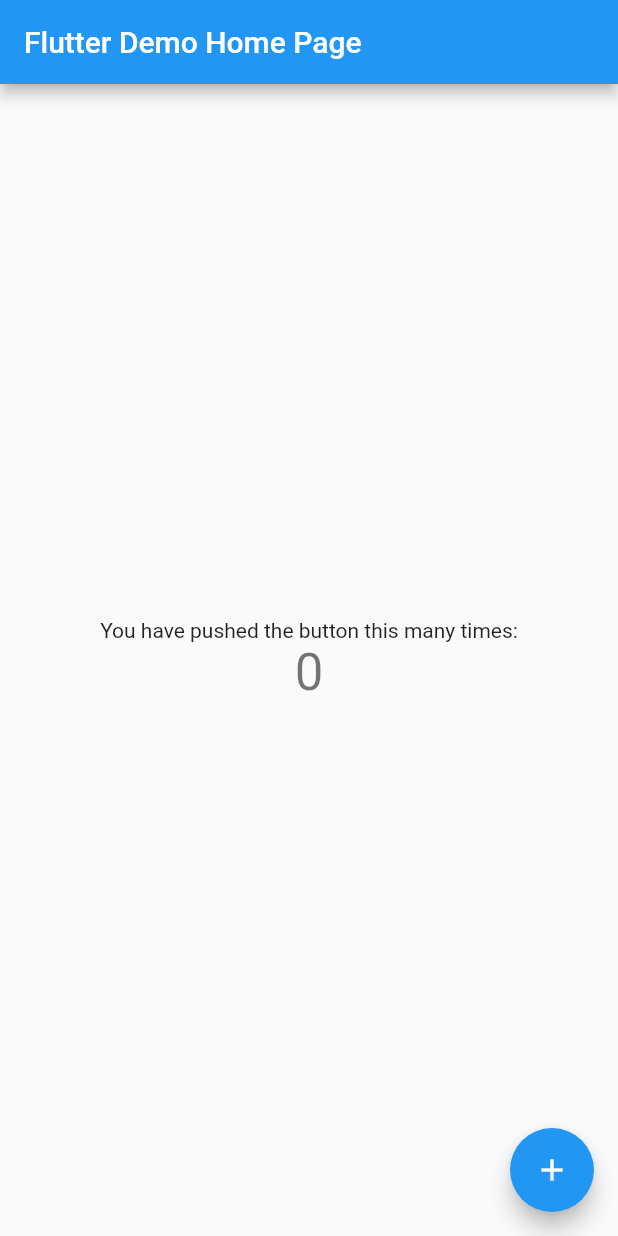
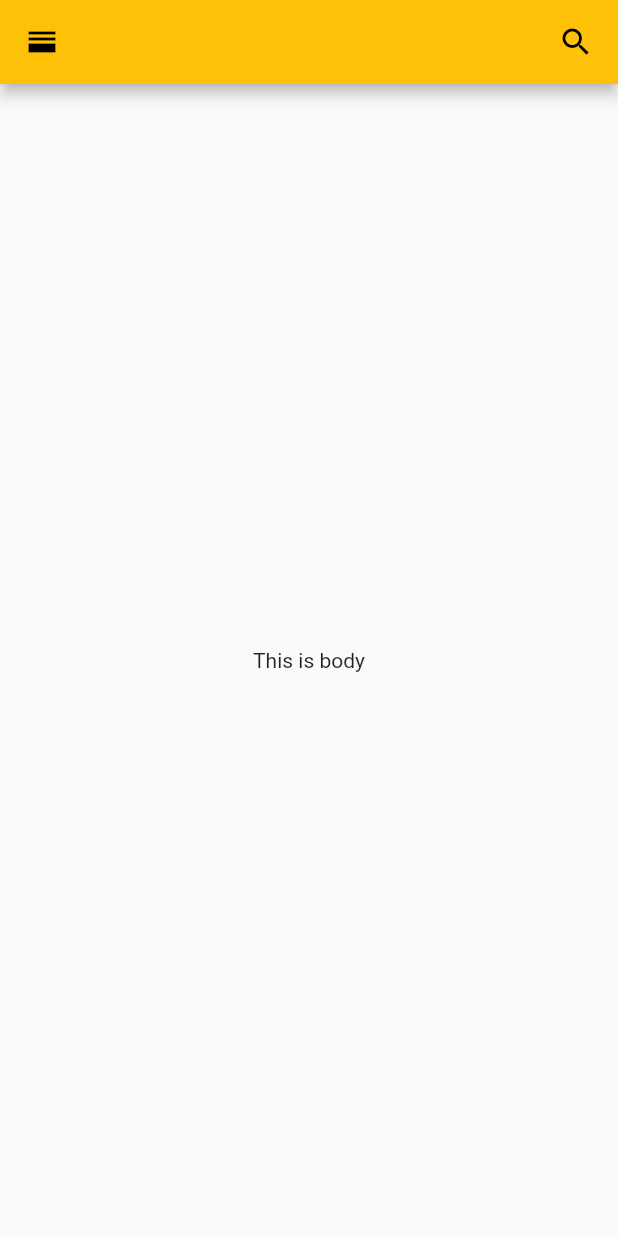
Before and after one commit to Pritam-deb/shopping_app, a Flutter app: the screen it shows after launch, on a phone screen of 412 x 824 dp. Run offline on Flutter 3.47's test engine with Material 2 defaults, Android fonts, the phone set to English and light mode, and no system bars.

Commit message:
created a basic app for working on

```diff
--- a/lib/main.dart
+++ b/lib/main.dart
@@ -1,4 +1,5 @@
 import 'package:flutter/material.dart';
+import './screens/homeScreen.dart';
 
 void main() {
   runApp(const MyApp());
@@ -7,109 +8,13 @@ void main() {
 class MyApp extends StatelessWidget {
   const MyApp({Key? key}) : super(key: key);
 
-  // This widget is the root of your application.
   @override
   Widget build(BuildContext context) {
     return MaterialApp(
-      title: 'Flutter Demo',
-      theme: ThemeData(
-        // This is the theme of your application.
-        //
-        // Try running your application with "flutter run". You'll see the
-        // application has a blue toolbar. Then, without quitting the app, try
-        // changing the primarySwatch below to Colors.green and then invoke
-        // "hot reload" (press "r" in the console where you ran "flutter run",
-        // or simply save your changes to "hot reload" in a Flutter IDE).
-        // Notice that the counter didn't reset back to zero; the application
-        // is not restarted.
-        primarySwatch: Colors.blue,
-      ),
-      home: const MyHomePage(title: 'Flutter Demo Home Page'),
+      title: 'Shopping App',
+      debugShowCheckedModeBanner: false,
+      theme: ThemeData(primarySwatch: Colors.amber),
+      home: HomeScreen(),
     );
   }
 }
-
-class MyHomePage extends StatefulWidget {
-  const MyHomePage({Key? key, required this.title}) : super(key: key);
-
-  // This widget is the home page of your application. It is stateful, meaning
-  // that it has a State object (defined below) that contains fields that affect
-  // how it looks.
-
-  // This class is the configuration for the state. It holds the values (in this
-  // case the title) provided by the parent (in this case the App widget) and
-  // used by the build method of the State. Fields in a Widget subclass are
-  // always marked "final".
-
-  final String title;
-
-  @override
-  State<MyHomePage> createState() => _MyHomePageState();
-}
-
-class _MyHomePageState extends State<MyHomePage> {
-  int _counter = 0;
-
-  void _incrementCounter() {
-    setState(() {
-      // This call to setState tells the Flutter framework that something has
-      // changed in this State, which causes it to rerun the build method below
-      // so that the display can reflect the updated values. If we changed
-      // _counter without calling setState(), then the build method would not be
-      // called again, and so nothing would appear to happen.
-      _counter++;
-    });
-  }
-
-  @override
-  Widget build(BuildContext context) {
-    // This method is rerun every time setState is called, for instance as done
-    // by the _incrementCounter method above.
-    //
-    // The Flutter framework has been optimized to make rerunning build methods
-    // fast, so that you can just rebuild anything that needs updating rather
-    // than having to individually change instances of widgets.
-    return Scaffold(
-      appBar: AppBar(
-        // Here we take the value from the MyHomePage object that was created by
-        // the App.build method, and use it to set our appbar title.
-        title: Text(widget.title),
-      ),
-      body: Center(
-        // Center is a layout widget. It takes a single child and positions it
-        // in the middle of the parent.
-        child: Column(
-          // Column is also a layout widget. It takes a list of children and
-          // arranges them vertically. By default, it sizes itself to fit its
-          // children horizontally, and tries to be as tall as its parent.
-          //
-          // Invoke "debug painting" (press "p" in the console, choose the
-          // "Toggle Debug Paint" action from the Flutter Inspector in Android
-          // Studio, or the "Toggle Debug Paint" command in Visual Studio Code)
-          // to see the wireframe for each widget.
-          //
-          // Column has various properties to control how it sizes itself and
-          // how it positions its children. Here we use mainAxisAlignment to
-          // center the children vertically; the main axis here is the vertical
-          // axis because Columns are vertical (the cross axis would be
-          // horizontal).
-          mainAxisAlignment: MainAxisAlignment.center,
-          children: <Widget>[
-            const Text(
-              'You have pushed the button this many times:',
-            ),
-            Text(
-              '$_counter',
-              style: Theme.of(context).textTheme.headline4,
-            ),
-          ],
-        ),
-      ),
-      floatingActionButton: FloatingActionButton(
-        onPressed: _incrementCounter,
-        tooltip: 'Increment',
-        child: const Icon(Icons.add),
-      ), // This trailing comma makes auto-formatting nicer for build methods.
-    );
-  }
-}
--- /dev/null
+++ b/lib/screens/homeScreen.dart
@@ -0,0 +1,25 @@
+import 'package:flutter/material.dart';
+
+class HomeScreen extends StatefulWidget {
+  const HomeScreen({Key? key}) : super(key: key);
+
+  @override
+  State<HomeScreen> createState() => _HomeScreenState();
+}
+
+class _HomeScreenState extends State<HomeScreen> {
+  @override
+  Widget build(BuildContext context) {
+    return Scaffold(
+      appBar: AppBar(
+        title: Row(
+          mainAxisAlignment: MainAxisAlignment.spaceBetween,
+          children: [Icon(Icons.horizontal_split), Icon(Icons.search)],
+        ),
+      ),
+      body: Center(
+        child: Text('This is body'),
+      ),
+    );
+  }
+}
```
